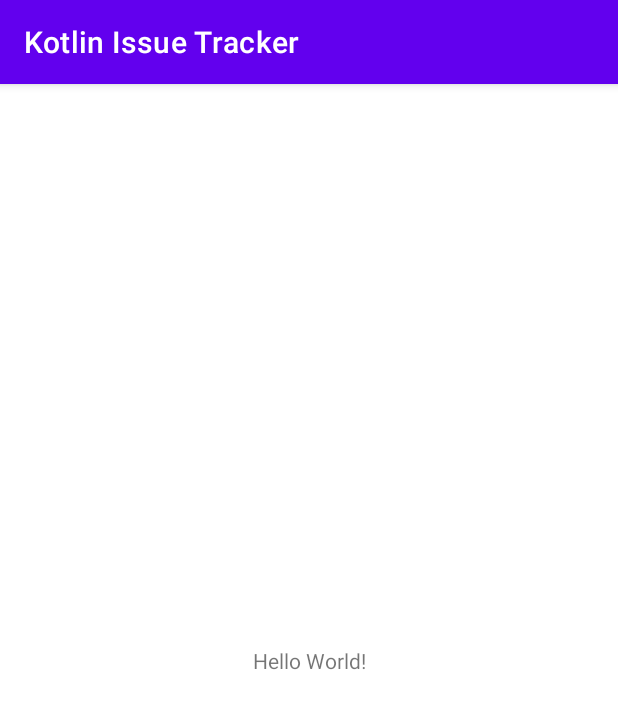
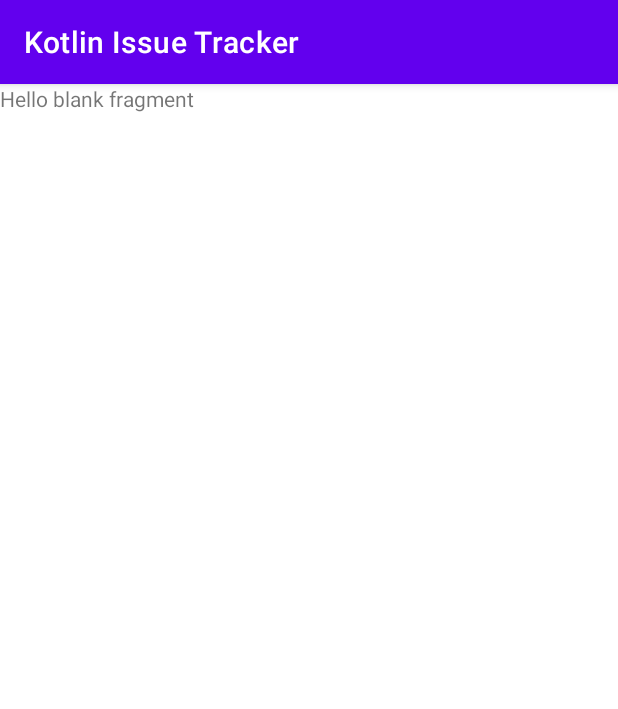
Before and after one commit to matheus-miranda/Kotlin-Issue-Tracker, an Android app: the screen it shows after launch (MainActivity), on a phone screen of 412 x 824 dp. Shown: the top 709 px of the screen. Run offline under Robolectric (Android 15) with nearby library versions, the phone set to English and light mode, and no system bars; our stand-ins replace data binding.

Commit message:
Add DataBinding with Fragment

```diff
--- a/app/build.gradle
+++ b/app/build.gradle
@@ -31,7 +31,7 @@
         jvmTarget = '1.8'
     }
     buildFeatures {
-        viewBinding true
+        dataBinding true
     }
 }
 
@@ -44,6 +44,7 @@
     implementation 'androidx.appcompat:appcompat:1.3.1'
     implementation 'com.google.android.material:material:1.4.0'
     implementation 'androidx.constraintlayout:constraintlayout:2.0.4'
+    implementation 'androidx.legacy:legacy-support-v4:1.0.0'
 
     // Retrofit
     implementation 'com.squareup.retrofit2:retrofit:2.9.0'
--- a/app/src/main/java/br/com/mmdevelopment/kotlinissuetracker/MainActivity.kt
+++ b/app/src/main/java/br/com/mmdevelopment/kotlinissuetracker/MainActivity.kt
@@ -1,11 +1,15 @@
 package br.com.mmdevelopment.kotlinissuetracker
 
+import android.os.Bundle
 import androidx.appcompat.app.AppCompatActivity
-import android.os.Bundle
+import androidx.databinding.DataBindingUtil
+import br.com.mmdevelopment.kotlinissuetracker.databinding.ActivityMainBinding
 
 class MainActivity : AppCompatActivity() {
     override fun onCreate(savedInstanceState: Bundle?) {
         super.onCreate(savedInstanceState)
-        setContentView(R.layout.activity_main)
+        @Suppress("UNUSED_VARIABLE")
+        val binding =
+            DataBindingUtil.setContentView<ActivityMainBinding>(this, R.layout.activity_main)
     }
 }
--- /dev/null
+++ b/app/src/main/java/br/com/mmdevelopment/kotlinissuetracker/ui/IssuesFragment.kt
@@ -0,0 +1,28 @@
+package br.com.mmdevelopment.kotlinissuetracker.ui
+
+import android.os.Bundle
+import android.view.LayoutInflater
+import android.view.View
+import android.view.ViewGroup
+import androidx.databinding.DataBindingUtil
+import androidx.fragment.app.Fragment
+import br.com.mmdevelopment.kotlinissuetracker.R
+import br.com.mmdevelopment.kotlinissuetracker.databinding.FragmentIssuesBinding
+
+class IssuesFragment : Fragment() {
+
+    override fun onCreateView(
+        inflater: LayoutInflater, container: ViewGroup?,
+        savedInstanceState: Bundle?
+    ): View {
+        val binding = DataBindingUtil.inflate<FragmentIssuesBinding>(
+            inflater,
+            R.layout.fragment_issues,
+            container,
+            false
+        )
+
+
+        return binding.root
+    }
+}
--- a/app/src/main/res/layout/activity_main.xml
+++ b/app/src/main/res/layout/activity_main.xml
@@ -1,18 +1,14 @@
 <?xml version="1.0" encoding="utf-8"?>
-<androidx.constraintlayout.widget.ConstraintLayout xmlns:android="http://schemas.android.com/apk/res/android"
-    xmlns:app="http://schemas.android.com/apk/res-auto"
-    xmlns:tools="http://schemas.android.com/tools"
-    android:layout_width="match_parent"
-    android:layout_height="match_parent"
-    tools:context=".MainActivity">
+<layout xmlns:android="http://schemas.android.com/apk/res/android">
 
-    <TextView
-        android:layout_width="wrap_content"
-        android:layout_height="wrap_content"
-        android:text="Hello World!"
-        app:layout_constraintBottom_toBottomOf="parent"
-        app:layout_constraintLeft_toLeftOf="parent"
-        app:layout_constraintRight_toRightOf="parent"
-        app:layout_constraintTop_toTopOf="parent" />
+    <FrameLayout
+        android:layout_width="match_parent"
+        android:layout_height="match_parent">
 
-</androidx.constraintlayout.widget.ConstraintLayout>
+        <androidx.fragment.app.FragmentContainerView
+            android:id="@+id/issuesFragment"
+            android:name="br.com.mmdevelopment.kotlinissuetracker.ui.IssuesFragment"
+            android:layout_width="match_parent"
+            android:layout_height="match_parent" />
+    </FrameLayout>
+</layout>
--- /dev/null
+++ b/app/src/main/res/layout/fragment_issues.xml
@@ -0,0 +1,16 @@
+<?xml version="1.0" encoding="utf-8"?>
+<layout xmlns:android="http://schemas.android.com/apk/res/android"
+    xmlns:tools="http://schemas.android.com/tools"
+    tools:context=".ui.IssuesFragment">
+
+    <FrameLayout
+        android:layout_width="match_parent"
+        android:layout_height="match_parent">
+
+        <TextView
+            android:layout_width="match_parent"
+            android:layout_height="match_parent"
+            android:text="@string/hello_blank_fragment" />
+
+    </FrameLayout>
+</layout>
--- a/app/src/main/res/values/strings.xml
+++ b/app/src/main/res/values/strings.xml
@@ -1,3 +1,5 @@
 <resources>
     <string name="app_name">Kotlin Issue Tracker</string>
+
+    <string name="hello_blank_fragment">Hello blank fragment</string>
 </resources>
```
